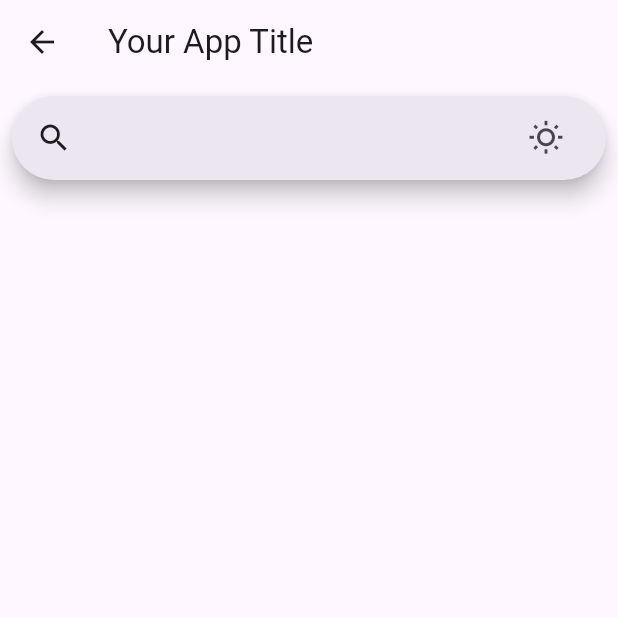
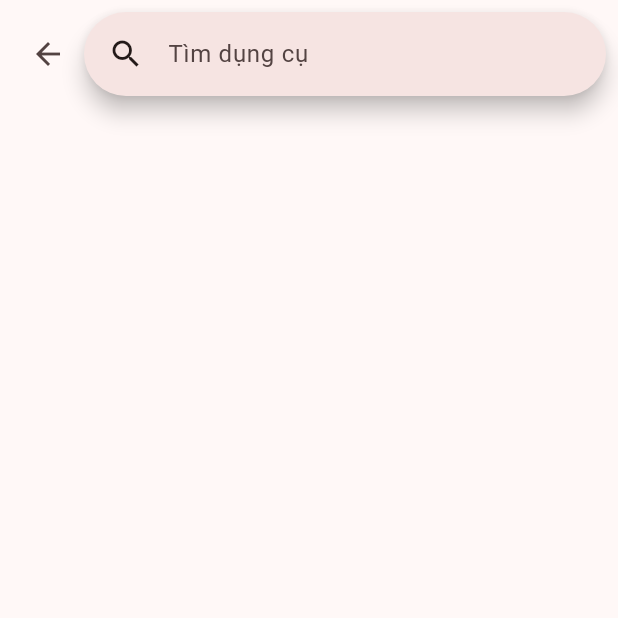
Before and after one commit to KhoaLuanTotNghiepHUITK11/FlutterAppDungCuLamBanh, a Flutter app: the screen it shows after launch, after a tap on the "search" icon, on a phone screen of 412 x 824 dp, the top half of it. Run offline on Flutter 3.47's test engine with Material 3 defaults, Android fonts, the phone set to English and light mode, and no system bars.

Commit message:
Thêm màn hình

```diff
--- a/lib/main.dart
+++ b/lib/main.dart
@@ -1,6 +1,5 @@
 import 'package:flutter/material.dart';
 import 'package:flutter/services.dart';
-import 'package:whiskflourish/screens/home_screen.dart';
 import 'package:whiskflourish/widget/navbar_widget.dart';
 
 void main() async {
@@ -26,7 +25,7 @@ class MyApp extends StatelessWidget {
     return MaterialApp(
       title: 'Flutter Demo',
       theme: ThemeData(
-        colorScheme: ColorScheme.fromSeed(seedColor: Color(0xfff8d9d6)),
+        colorScheme: ColorScheme.fromSeed(seedColor: const Color(0xfff8d9d6)),
         useMaterial3: true,
       ),
       home: const NavBarWidget(),
--- a/lib/screens/cart_screen.dart
+++ b/lib/screens/cart_screen.dart
@@ -1,15 +1,71 @@
 import 'package:flutter/material.dart';
+import 'package:flutter/widgets.dart';
 
 class CartScreen extends StatelessWidget {
-  const CartScreen({super.key});
+  CartScreen({super.key});
+
+  // This is just a sample data. Replace this with your actual cart data.
+  final List<Map<String, dynamic>> cartItems = [
+    {'name': 'Product 1', 'quantity': 2, 'price': 10.0},
+    {'name': 'Product 2', 'quantity': 1, 'price': 20.0},
+    {'name': 'Product 3', 'quantity': 3, 'price': 15.0},
+    {'name': 'Product 3', 'quantity': 3, 'price': 15.0},
+    {'name': 'Product 3', 'quantity': 3, 'price': 15.0},
+    {'name': 'Product 3', 'quantity': 3, 'price': 15.0},
+    {'name': 'Product 3', 'quantity': 3, 'price': 15.0},
+    {'name': 'Product 3', 'quantity': 3, 'price': 15.0},
+  ];
 
   @override
   Widget build(BuildContext context) {
     return Scaffold(
-        appBar: AppBar(
-          title: const Text('Giỏ hàng'),
-          backgroundColor: const Color(0xfff8d9d6),
-        ),
-        body: Text("Giỏ hàng"));
+      appBar: AppBar(
+        title: const Text('Giỏ hàng'),
+        backgroundColor: const Color(0xfff8d9d6),
+      ),
+      body: Column(
+        children: [
+          Expanded(
+            child: ListView.builder(
+                itemCount: cartItems.length,
+                itemBuilder: (context, index) {
+                  return Column(
+                    children: [
+                      ListTile(
+                        leading: const CircleAvatar(child: Text('A')),
+                        title: Text(cartItems[index]['name']),
+                        subtitle:
+                            Text('Quantity: ${cartItems[index]['quantity']}'),
+                        trailing: Text('\$${cartItems[index]['price']}'),
+                        isThreeLine: true,
+                      ),
+                      const Divider(
+                        height: 0,
+                      ),
+                    ],
+                  );
+                }),
+          ),
+          Container(
+            padding: EdgeInsets.all(20),
+            child: Row(
+              mainAxisAlignment: MainAxisAlignment.spaceBetween,
+              children: [
+                const Text(
+                  'Tổng tiền: ',
+                  style: TextStyle(fontSize: 20),
+                ),
+                ElevatedButton(
+                  onPressed: () {
+                    // Handle the payment process here
+                  },
+                  child: const Text('Thanh toán'),
+                ),
+              ],
+            ),
+          ),
+        ],
+      ),
+    );
   }
 }
--- a/lib/screens/home_screen.dart
+++ b/lib/screens/home_screen.dart
@@ -43,6 +43,6 @@ class HomeScreen extends StatelessWidget {
             ),
           ],
         ),
-        body: const Text("Giỏ hàng"));
+        body: const Text("Trang chủ"));
   }
 }
--- a/lib/screens/search_screen.dart
+++ b/lib/screens/search_screen.dart
@@ -17,23 +17,26 @@ class _SearchBarAppState extends State<SearchBarApp> {
   @override
   Widget build(BuildContext context) {
     final ThemeData themeData = ThemeData(
+        colorScheme: ColorScheme.fromSeed(seedColor: const Color(0xfff8d9d6)),
         useMaterial3: true,
         brightness: isDark ? Brightness.dark : Brightness.light);
 
     return MaterialApp(
       theme: themeData,
       home: Scaffold(
-        appBar: AppBar(
-          leading: IconButton(
-            icon: Icon(Icons.arrow_back),
+        body: Column(
+          children: [
+            Padding(
+              padding: const EdgeInsets.all(8.0),
+              child: Row(
+                children: [
+                  IconButton(
+                    icon: const Icon(Icons.arrow_back),
                     onPressed: () => Navigator.pop(context),
                   ),
-          title: Text('Your App Title'),
-        ),
-        body: Padding(
-          padding: const EdgeInsets.all(8.0),
-          child: SearchAnchor(
-              builder: (BuildContext context, SearchController controller) {
+                  Expanded(
+                    child: SearchAnchor(builder:
+                        (BuildContext context, SearchController controller) {
                       return SearchBar(
                         controller: controller,
                         padding: const MaterialStatePropertyAll<EdgeInsets>(
@@ -45,21 +48,23 @@ class _SearchBarAppState extends State<SearchBarApp> {
                           controller.openView();
                         },
                         leading: const Icon(Icons.search),
-              trailing: <Widget>[
-                Tooltip(
-                  message: 'Change brightness mode',
-                  child: IconButton(
-                    isSelected: isDark,
-                    onPressed: () {
-                      setState(() {
-                        isDark = !isDark;
-                      });
-                    },
-                    icon: const Icon(Icons.wb_sunny_outlined),
-                    selectedIcon: const Icon(Icons.brightness_2_outlined),
-                  ),
-                )
-              ],
+                        hintText: 'Tìm dụng cụ',
+                        // trailing: <Widget>[
+                        //   Tooltip(
+                        //     message: 'Change brightness mode',
+                        //     child: IconButton(
+                        //       isSelected: isDark,
+                        //       onPressed: () {
+                        //         setState(() {
+                        //           isDark = !isDark;
+                        //         });
+                        //       },
+                        //       icon: const Icon(Icons.wb_sunny_outlined),
+                        //       selectedIcon:
+                        //           const Icon(Icons.brightness_2_outlined),
+                        //     ),
+                        //   )
+                        // ],
                       );
                     }, suggestionsBuilder:
                         (BuildContext context, SearchController controller) {
@@ -76,6 +81,11 @@ class _SearchBarAppState extends State<SearchBarApp> {
                       });
                     }),
                   ),
+                ],
+              ),
+            ),
+          ],
+        ),
       ),
     );
   }
--- a/lib/widget/navbar_widget.dart
+++ b/lib/widget/navbar_widget.dart
@@ -14,7 +14,7 @@ class _NavBarWidgetState extends State<NavBarWidget> {
   int _selectedIndex = 0;
   final List<Widget> _pages = <Widget>[
     const HomeScreen(),
-    const CartScreen(),
+    CartScreen(),
     const SignInScreen(),
   ];
 
@@ -33,12 +33,12 @@ class _NavBarWidgetState extends State<NavBarWidget> {
         },
       ),
       bottomNavigationBar: NavigationBar(
-        indicatorColor: Color(0xfff8d9d6),
+        indicatorColor: const Color(0xfff8d9d6),
         destinations: const <Widget>[
           NavigationDestination(
             selectedIcon: Icon(Icons.home),
             icon: Icon(Icons.home_outlined),
-            label: 'Home',
+            label: 'Trang chủ',
           ),
           NavigationDestination(
             icon: Badge(child: Icon(Icons.shop_rounded)),
```
Also changed, not shown: lib/screens/profile_screen.dart (added), 5 other files. Lines whose indentation alone changed are shown as unchanged.
